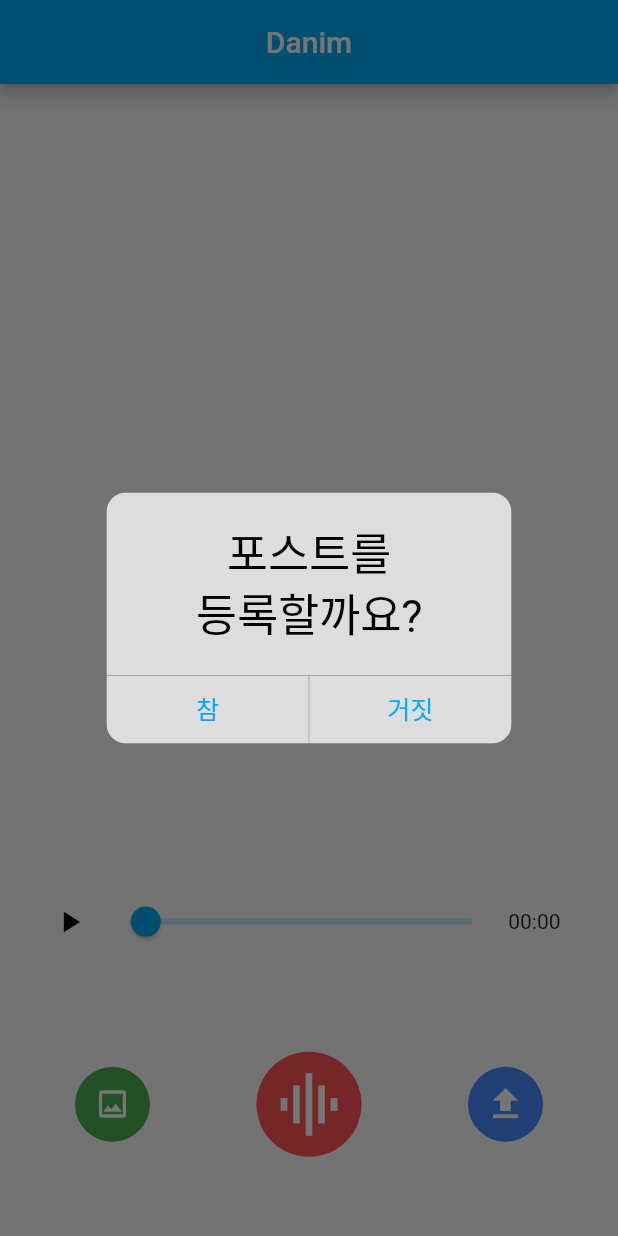
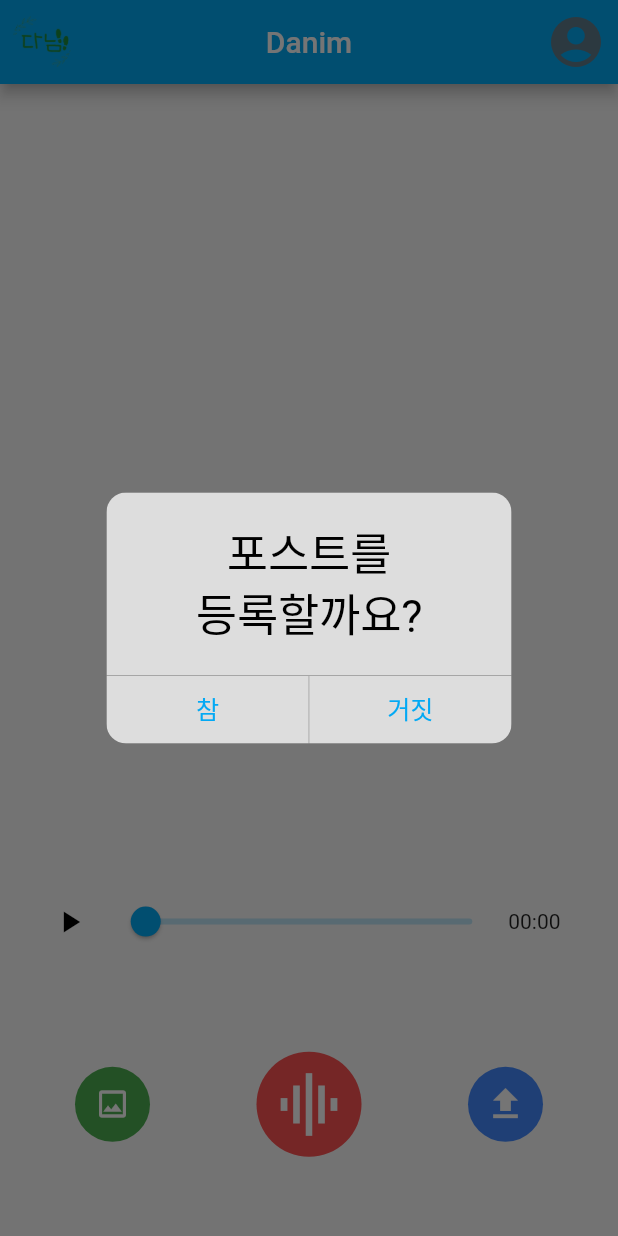
Before and after one commit to popurach/Danim, a Flutter app: the RecordView screen opened directly, after a tap on the "upload" icon, on a phone screen of 412 x 824 dp. Run offline on Flutter 3.47's test engine with Material 2 defaults, Android fonts, the phone set to English and light mode, and no system bars; drawn by our look-alikes of cached_network_image, carousel_slider; our stand-ins replace animated_bottom_navigation_bar, audioplayers, camera, device_info_plus, dio, flutter_dotenv and 9 more; missing offline and left inert: kakao_flutter_sdk, multi_image_picker_view, record; accounts and stored records are empty; network calls fail; statements that could not run were skipped; project files that could hold a hidden picture were left out.

Commit message:
[FE] feat: 녹음화면에서 appViewModel 상태 공유

```diff
--- a/frontend/lib/views/custom_app_bar.dart
+++ b/frontend/lib/views/custom_app_bar.dart
@@ -1,7 +1,6 @@
 import 'package:cached_network_image/cached_network_image.dart';
 import 'package:danim/view_models/app_view_model.dart';
 import 'package:flutter/material.dart';
-import 'package:logger/logger.dart';
 import 'package:provider/provider.dart';
 
 class CustomAppBar extends StatelessWidget implements PreferredSizeWidget {
@@ -15,6 +14,13 @@ class CustomAppBar extends StatelessWidget implements PreferredSizeWidget {
   Widget build(BuildContext context) {
     final appViewModel = Provider.of<AppViewModel>(context, listen: true);
     return AppBar(
+      leading: const Padding(
+        padding: EdgeInsets.all(8.0),
+        child: CircleAvatar(
+          foregroundImage: AssetImage('assets/images/transparent_logo.png'),
+          backgroundColor: Colors.transparent,
+        ),
+      ),
       actions: [
         PopupMenuButton(
           tooltip: '',
--- a/frontend/lib/views/record_screen.dart
+++ b/frontend/lib/views/record_screen.dart
@@ -3,6 +3,7 @@ import 'dart:io';
 import 'package:carousel_slider/carousel_slider.dart';
 import 'package:danim/module/CupertinoAlertDialog.dart';
 import 'package:danim/view_models/app_view_model.dart';
+import 'package:danim/views/custom_app_bar.dart';
 import 'package:flutter/material.dart';
 import 'package:provider/provider.dart';
 
@@ -19,13 +20,9 @@ class RecordView extends StatelessWidget {
           return Consumer<RecordViewModel>(
             builder: (_, recordViewModel, __) {
               return Scaffold(
-                appBar: AppBar(
-                  automaticallyImplyLeading: false,
-                  title: const Text(
-                    'Danim',
-                    style: TextStyle(color: Colors.white),
-                  ),
-                  centerTitle: true,
+                appBar: CustomAppBar(
+                  moveToModifyProfile: () => appViewModel.goModifyProfilePage(),
+                  logout: () {},
                 ),
                 body: Column(
                   children: [
```
Also changed, not shown: frontend/lib/view_models/login_view_model.dart (+4 -11 lines), frontend/lib/views/login_page.dart (+7 -3 lines), frontend/assets/images/transparent_logo.png (added).
